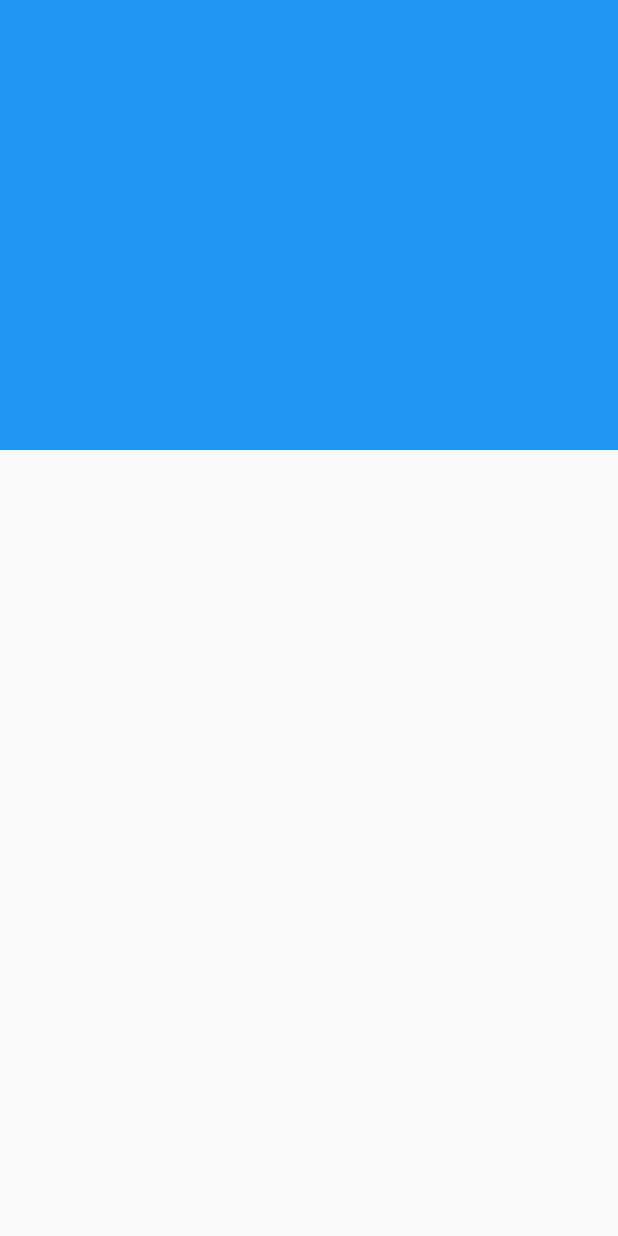
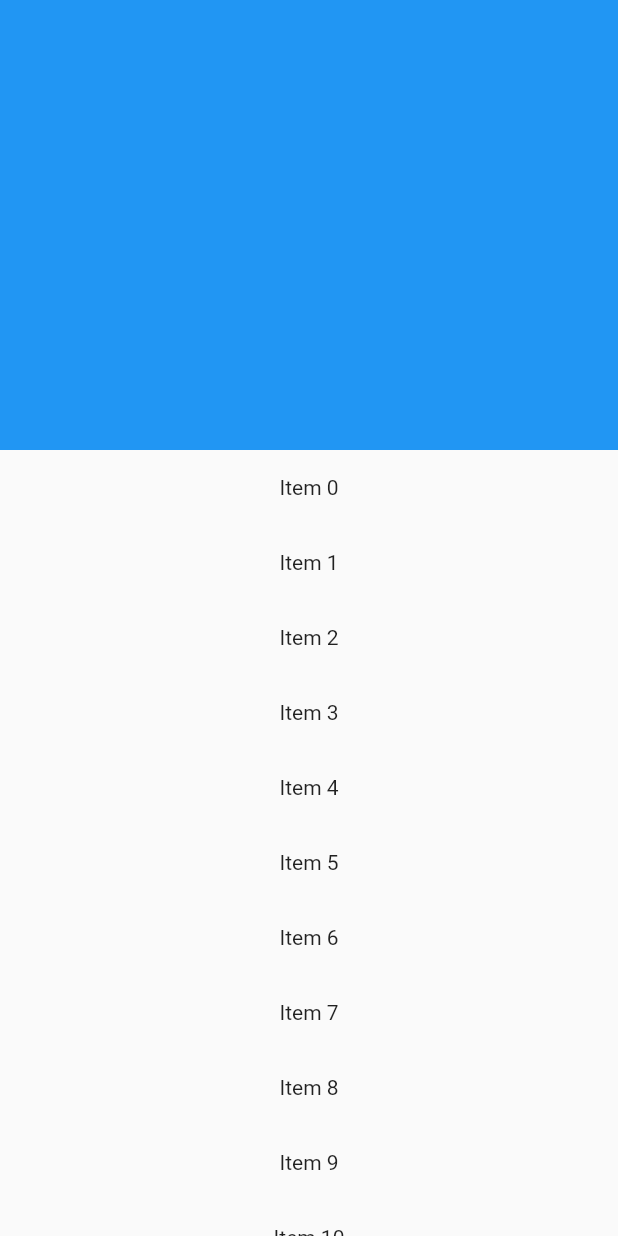
Before and after one commit to vitriol2/flutter-zion, a Flutter app: the screen it shows after launch, on a phone screen of 412 x 824 dp. Run offline on Flutter 3.47's test engine with Material 2 defaults, Android fonts, the phone set to English and light mode, and no system bars; our stand-ins replace extended_image, pinch_zoom; missing offline and left inert: photo_manager, storage_path.

Commit message:
multiple scrollview testing4

```diff
--- a/lib/scroll/multiple_scrollview_page.dart
+++ b/lib/scroll/multiple_scrollview_page.dart
@@ -14,17 +14,17 @@ class MultipleScrollViewPage extends StatelessWidget {
                   minHeight: 300
               ),
            ),
-//         SliverList(
-//             delegate: SliverChildBuilderDelegate(
-//                 (context, index) {
-//                   return Container(
-//                     height: 50,
-//                     child: Center(child: Text('Item $index')),
-//                   );
-//                 },
-//               childCount: 30
-//             ),
-//         )
+         SliverList(
+             delegate: SliverChildBuilderDelegate(
+                 (context, index) {
+                   return Container(
+                     height: 50,
+                     child: Center(child: Text('Item $index')),
+                   );
+                 },
+               childCount: 30
+             ),
+         )
            ]
        )
      );
```
